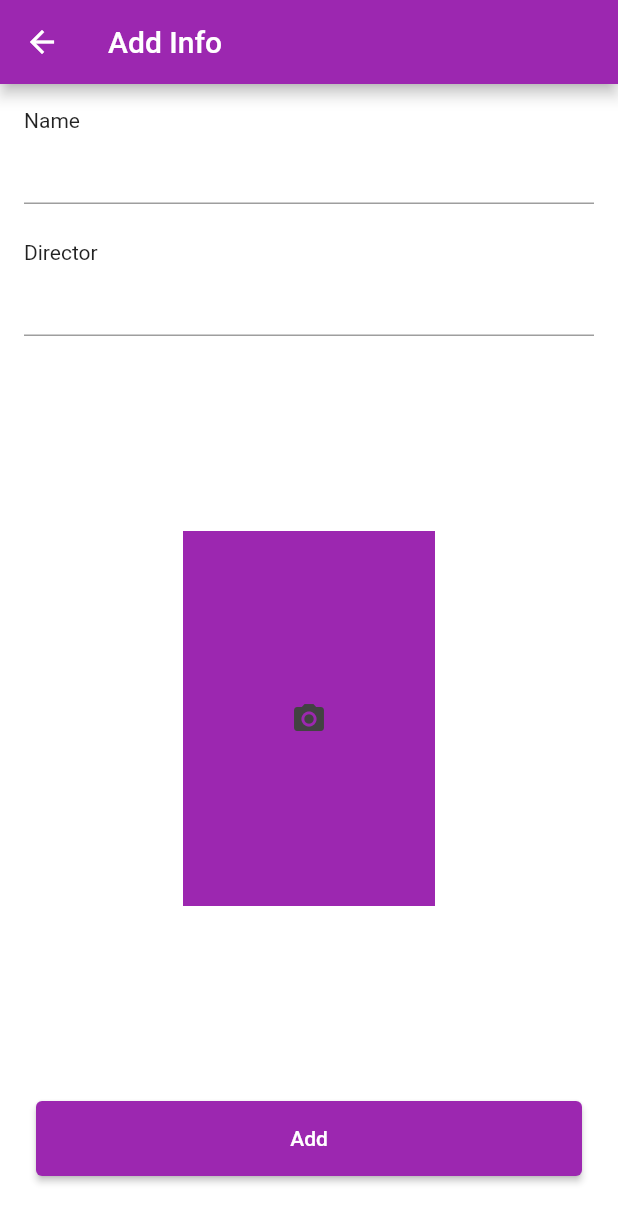
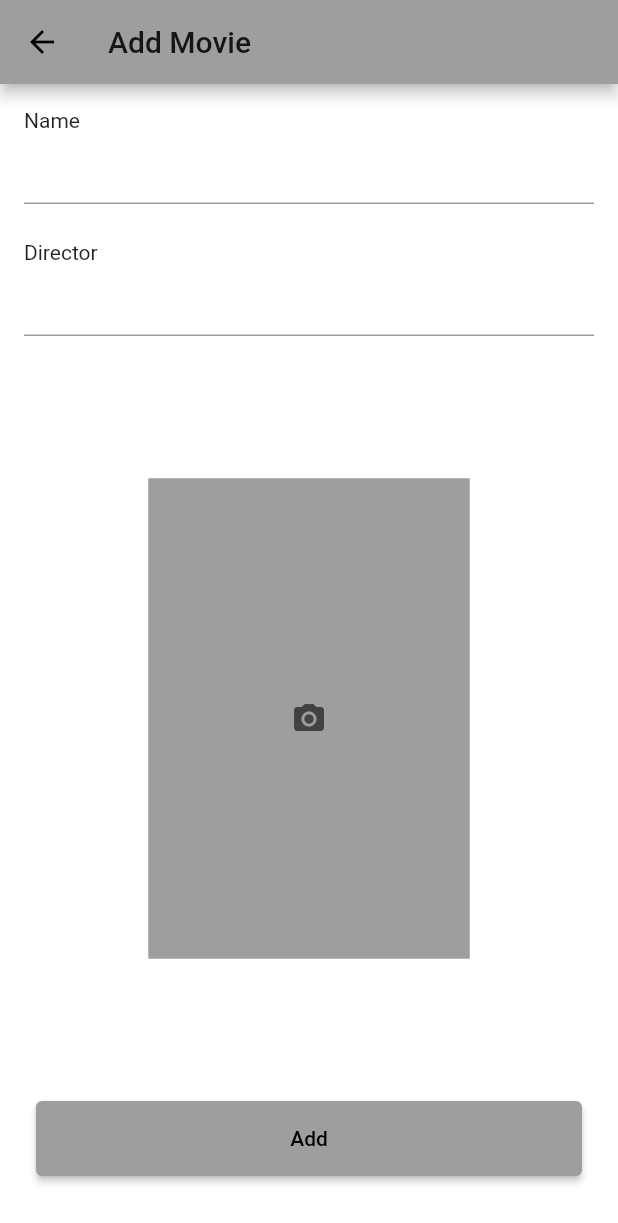
Before and after one commit to xvepkj/movie-lister, a Flutter app: the AddScreen screen opened directly, on a phone screen of 412 x 824 dp. Shown: the top 1223 px of the screen. Run offline on Flutter 3.47's test engine with Material 2 defaults, Android fonts, the light colour scheme and no system bars; our stand-ins replace hive, hive_flutter, image_picker; accounts and stored records are empty.

Commit message:
Aesthetic changes

```diff
--- a/lib/main.dart
+++ b/lib/main.dart
@@ -21,7 +21,8 @@ class MyApp extends StatelessWidget {
     return MaterialApp(
       title: 'Movie Lister',
       theme: ThemeData(
-        primarySwatch: Colors.purple,
+        primaryColor: Colors.grey,
+        primarySwatch: Colors.grey
       ),
       debugShowCheckedModeBanner: false,
       home: InfoScreen(),
--- a/lib/screens/add_screen.dart
+++ b/lib/screens/add_screen.dart
@@ -12,7 +12,7 @@ class _AddScreenState extends State<AddScreen> {
     return Scaffold(
       backgroundColor: Colors.white,
       appBar: AppBar(
-        title: Text('Add Info'),
+        title: Text('Add Movie'),
       ),
       body: Padding(
         padding: const EdgeInsets.all(16.0),
--- a/lib/screens/update_screen.dart
+++ b/lib/screens/update_screen.dart
@@ -22,7 +22,7 @@ class _UpdateScreenState extends State<UpdateScreen> {
     return Scaffold(
       backgroundColor: Colors.white,
       appBar: AppBar(
-        title: Text('Update Info'),
+        title: Text('Update Movie'),
       ),
       body: Padding(
         padding: const EdgeInsets.all(16.0),
--- a/lib/utils/add_movie_form.dart
+++ b/lib/utils/add_movie_form.dart
@@ -76,22 +76,22 @@ class _AddMovieFormState extends State<AddMovieForm> {
                 });
               },
               child: Container(
-                width: 168,
-                height: 250,
+                width: 214,
+                height: 320,
                 decoration: BoxDecoration(
                     color: Theme.of(context).primaryColor),
                 child: _image != null
                     ? Image.file(
                   _image,
-                  width: 168.0,
-                  height: 250.0,
+                  width: 214.0,
+                  height: 320.0,
                   fit: BoxFit.fitHeight,
                 )
                     : Container(
                   decoration: BoxDecoration(
                       color: Theme.of(context).primaryColor),
-                  width: 168,
-                  height: 250,
+                  width: 214,
+                  height: 320,
                   child: Icon(
                     Icons.camera_alt,
                     color: Colors.grey[800],
```
Also changed, not shown: lib/screens/info_screen.dart (+29 -12 lines), lib/utils/update_movie_form.dart (+6 -6 lines), 2 other files.
